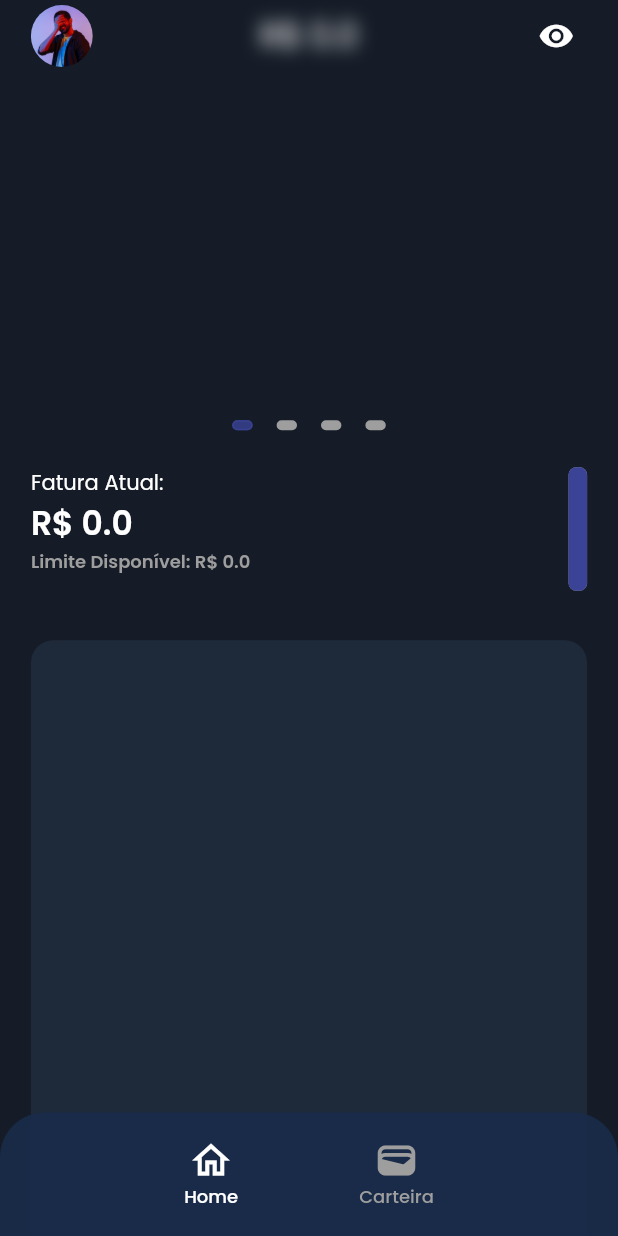
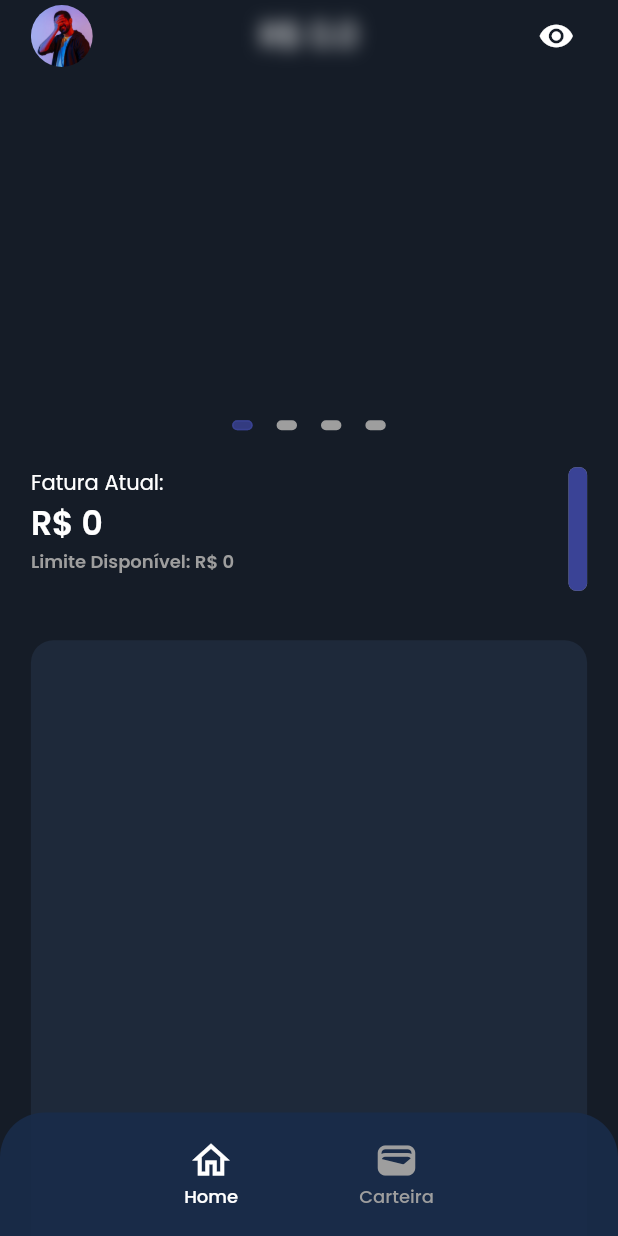
Before and after one commit to VitorLamego/WinX_Banking, a Flutter app: the HomePage screen opened directly, on a phone screen of 412 x 824 dp. Run offline on Flutter 3.47's test engine with Material 2 defaults, Android fonts, the phone set to English and light mode, and no system bars; our stand-ins replace dio, fl_chart, mask_text_input_formatter; missing offline and left inert: dart:ffi; accounts and stored records are empty.

Commit message:
fix: adding decimal

```diff
--- a/lib/views/home/controller/home_controller.dart
+++ b/lib/views/home/controller/home_controller.dart
@@ -1,6 +1,7 @@
 // ignore_for_file: constant_identifier_names
 
 import 'package:flutter/material.dart';
+import 'package:intl/intl.dart';
 import 'package:statz_banking/components/card.dart';
 import 'package:statz_banking/core/app_shared.dart';
 import 'package:statz_banking/interfaces/response_interface.dart';
@@ -173,6 +174,15 @@ class HomeController {
       return "assets/images/home/nubank1.png";
     }
   }
+    String maskMoney(double value){
+     var formatter = NumberFormat('###,###,###.##');
+     if (value>1000){
+        return formatter.format(value).replaceAll(".", ',').replaceFirst(",", '.');
+     }
+     else{
+      return formatter.format(value).replaceAll(".", ',');
+     }
+  }
 
   List<Widget> createCardsScroll(Size size) {
     List<Widget> pageCards = [];
--- a/lib/views/home/home.dart
+++ b/lib/views/home/home.dart
@@ -169,14 +169,14 @@ class _HomePageState extends State<HomePage> {
                                       ),
                                     ),
                                     Text(
-                                      "R\$ ${controller.invoice}",
+                                      "R\$ ${controller.maskMoney(controller.invoice!)}",
                                       style: const TextStyle(
                                           color: Colors.white,
                                           fontSize: 22,
                                           fontWeight: FontWeight.w600),
                                     ),
                                     Text(
-                                      "Limite Disponível: R\$ ${controller.getCreditAvailable()}",
+                                      "Limite Disponível: R\$ ${controller.maskMoney(controller.getCreditAvailable())}",
                                       style: const TextStyle(
                                           color: Colors.grey,
                                           fontSize: 12,
```
